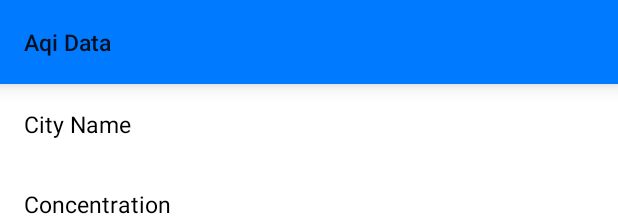
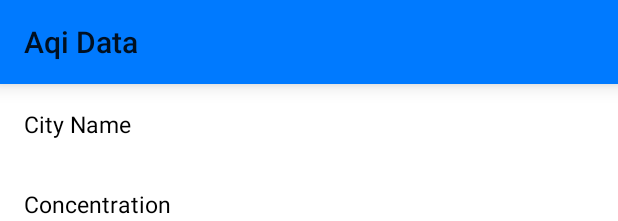
Before and after one commit to shimulcse22/City-Search, an Android app: the layout activity_data_showing.xml on its own in the app's theme, with its tools: preview values and no code run, on a phone screen of 412 x 824 dp. Shown: the top 221 px of the screen. Run offline under Robolectric (Android 15) with nearby library versions, the phone set to English and light mode, and no system bars.

Commit message:
completing full project

```diff
--- a/app/src/main/java/com/example/android_mvvm_dagger_retrofi_room/MainActivity.kt
+++ b/app/src/main/java/com/example/android_mvvm_dagger_retrofi_room/MainActivity.kt
@@ -85,10 +85,6 @@ class MainActivity : AppCompatActivity(){
         }
     }
 
-    companion object{
-        const val  pass = "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"
-    }
-
     private fun setAdapter(){
         val arrayAdapter = ArrayAdapter(this,android.R.layout.simple_list_item_1,mainViewModel.cityLiveDataFromDataBase)
         binding.autoCompleteText.setAdapter(arrayAdapter)
--- a/app/src/main/java/com/example/android_mvvm_dagger_retrofi_room/db/CityDao.kt
+++ b/app/src/main/java/com/example/android_mvvm_dagger_retrofi_room/db/CityDao.kt
@@ -24,7 +24,7 @@ interface CityDao {
 
     @Transaction
     @Query("SELECT * FROM station WHERE cityName = :cityName")
-    suspend fun getStation(cityName: String) : List<Station>
+    suspend fun getStation(cityName: String) : MutableList<Station>
 
     @Transaction
     @Query("SELECT * FROM aqiInfoTable WHERE city = :cityName")
--- a/app/src/main/java/com/example/android_mvvm_dagger_retrofi_room/repository/CityRepository.kt
+++ b/app/src/main/java/com/example/android_mvvm_dagger_retrofi_room/repository/CityRepository.kt
@@ -72,8 +72,8 @@ class CityRepository @Inject constructor(
         }
     }
 
-    private var _stationInfo : MutableList<Station> = arrayListOf()
-    val stationInfo : MutableList<Station>
+    private var _stationInfo = MutableLiveData<MutableList<Station>>()
+    val stationInfo : MutableLiveData<MutableList<Station>>
     get() = _stationInfo
 
 
@@ -86,7 +86,7 @@ class CityRepository @Inject constructor(
             Log.d("SHIMUL2", result.toString())
             if(result.isNotEmpty()){
                 checkData.value = true
-                stationInfo.addAll(result)
+                stationInfo.postValue(result)
                 Log.d("SHIMUL2", result.toString())
             }
         }catch (e :Exception){
--- a/app/src/main/java/com/example/android_mvvm_dagger_retrofi_room/viewmodel/MainViewModel.kt
+++ b/app/src/main/java/com/example/android_mvvm_dagger_retrofi_room/viewmodel/MainViewModel.kt
@@ -25,7 +25,7 @@ class MainViewModel @Inject constructor(private val repository: CityRepository)
     val cityLiveDataFromDataBase : List<String>
     get() = repository.cityData
 
-    val stationData : MutableList<Station>
+    val stationData : MutableLiveData<MutableList<Station>>
     get() = repository.stationInfo
 
     val aqiData : LiveData<AqiInfo>
--- a/app/src/main/res/layout/activity_data_showing.xml
+++ b/app/src/main/res/layout/activity_data_showing.xml
@@ -158,12 +158,28 @@
                 android:textSize="15sp" />
 
             <TextView
-                android:layout_width="wrap_content"
+                android:layout_width="0dp"
                 android:layout_height="wrap_content"
                 android:layout_weight="1.25"
                 android:text="@{viewModel.placeName}"
                 android:textColor="@color/black"
                 android:textSize="15sp" />
         </LinearLayout>
+        <LinearLayout
+            android:id="@+id/layout_6"
+            android:layout_width="match_parent"
+            android:layout_height="wrap_content"
+            android:orientation="horizontal"
+            android:padding="16dp"
+            android:weightSum="2">
+
+
+            <TextView
+                android:id="@+id/other"
+                android:layout_width="0dp"
+                android:layout_height="wrap_content"
+                android:layout_weight="2"
+                android:textSize="15sp" />
+        </LinearLayout>
     </LinearLayout>
 </layout>
--- a/app/src/main/res/values/strings.xml
+++ b/app/src/main/res/values/strings.xml
@@ -4,4 +4,5 @@
     <string name="place_name">Place Name</string>
     <string name="category">Category</string>
     <string name="concentration">Concentration</string>
+    <string name="other_information">Other Information</string>
 </resources>
--- a/app/src/main/res/values/styles.xml
+++ b/app/src/main/res/values/styles.xml
@@ -24,14 +24,14 @@
         <item name="android:windowLightStatusBar" tools:targetApi="m">true</item>
         <item name="android:windowContentOverlay">@null</item>
 
-        <item name="android:statusBarColor">@color/black_deep</item>
+        <item name="android:statusBarColor">@color/black</item>
     </style>
     <style name="Toolbar" parent="Widget.MaterialComponents.Toolbar">
         <item name="elevation">8dp</item>
         <item name="titleTextAppearance">@style/TextTitleLarge</item>
     </style>
     <style name="TextTitleLarge" parent="@style/TextAppearance.AppCompat.Title">
-        <item name="android:textSize">15sp</item>
+        <item name="android:textSize">20sp</item>
         <item name="android:drawablePadding">15dp</item>
     </style>
     <style name="AppThemeFullScreen" parent="Theme.MaterialComponents.Light.NoActionBar">
@@ -39,11 +39,10 @@
         <item name="colorPrimaryDark">@color/colorAccent</item>
         <item name="colorAccent">@color/colorAccent</item>
         <item name="android:forceDarkAllowed" tools:targetApi="q">false</item>
-
-
+        <item name="android:windowLightStatusBar" tools:targetApi="m">true</item>
         <item name="android:windowNoTitle">true</item>
-        <item name="android:windowActionBar">false</item>
-        <item name="android:windowFullscreen">true</item>
+        <item name="android:windowActionBar">true</item>
+        <item name="android:windowFullscreen">false</item>
         <item name="android:windowContentOverlay">@null</item>
         <item name="toolbarStyle">@style/Toolbar</item>
 
```
Also changed, not shown: app/src/main/java/com/example/android_mvvm_dagger_retrofi_room/DataShowingActivity.kt (+7 -8 lines).
